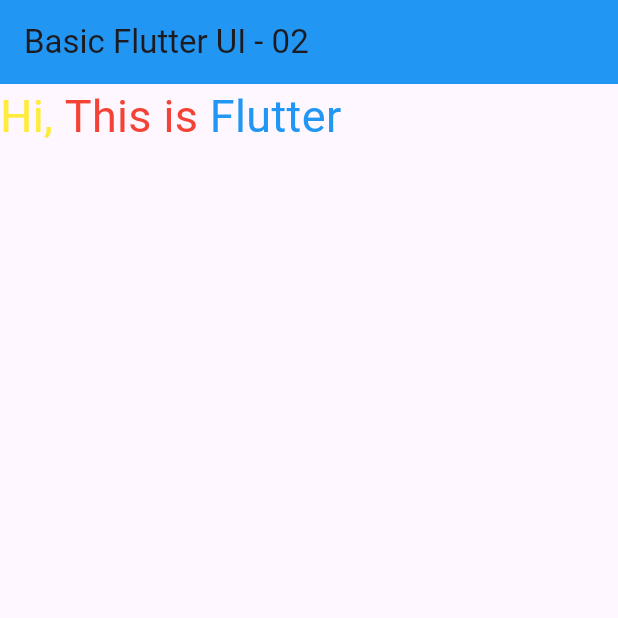
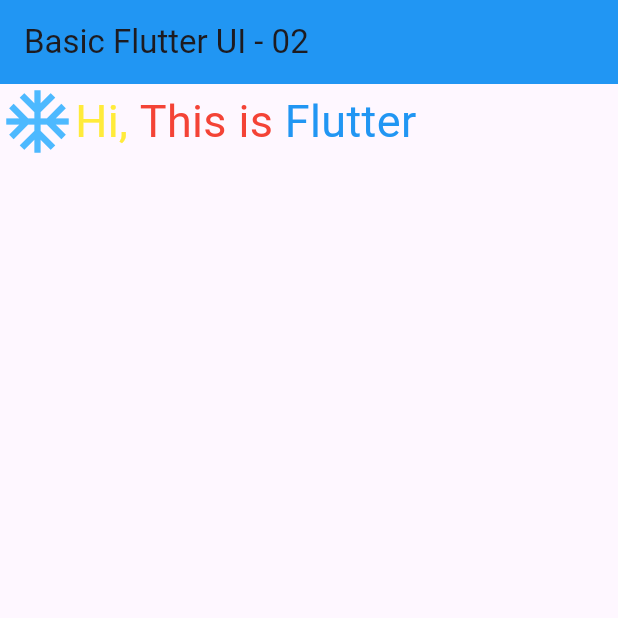
Before and after one commit to EiaminHassan/flutter_application_eiamin, a Flutter app: the screen it shows after launch, on a phone screen of 412 x 824 dp, the top half of it. Run offline on Flutter 3.47's test engine with Material 3 defaults, Android fonts, the phone set to English and light mode, and no system bars.

Commit message:
icon_add

```diff
--- a/lib/main.dart
+++ b/lib/main.dart
@@ -17,6 +17,11 @@
         ),
         body: Row(
           children: [
+            Icon(
+              Icons.ac_unit,
+              size: 50,
+              color: const Color.fromARGB(183, 7, 160, 255),
+            ),
             Text(
               "Hi, ",
               style: TextStyle(
--- a/pubspec.yaml
+++ b/pubspec.yaml
@@ -34,6 +34,7 @@
   # The following adds the Cupertino Icons font to your application.
   # Use with the CupertinoIcons class for iOS style icons.
   cupertino_icons: ^1.0.8
+  iconsax: ^0.0.8
 
 dev_dependencies:
   flutter_test:
```
Also changed, not shown: pubspec.lock.
